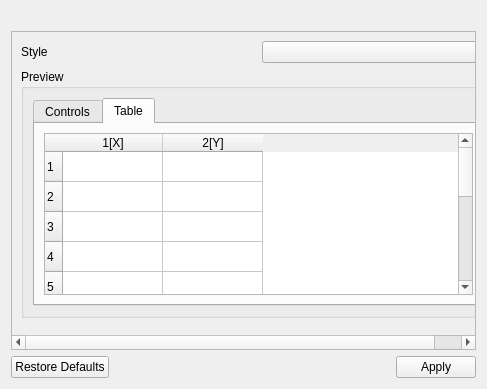
narunlifescience/AlphaPlot, file alphaplot/src/ui/GeneralAppreanceSettings.ui: the form before one commit.
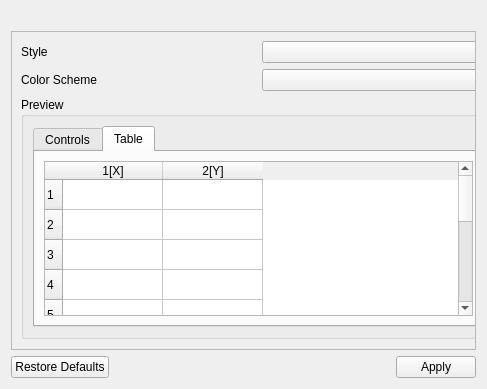
The form after the commit.

```diff
--- a/alphaplot/src/ui/GeneralAppreanceSettings.ui
+++ b/alphaplot/src/ui/GeneralAppreanceSettings.ui
@@ -23,6 +23,12 @@
    </item>
    <item>
     <widget class="QScrollArea" name="scrollArea">
+     <property name="verticalScrollBarPolicy">
+      <enum>Qt::ScrollBarAlwaysOff</enum>
+     </property>
+     <property name="horizontalScrollBarPolicy">
+      <enum>Qt::ScrollBarAlwaysOff</enum>
+     </property>
      <property name="widgetResizable">
       <bool>true</bool>
      </property>
@@ -32,7 +38,7 @@
         <x>0</x>
         <y>0</y>
         <width>512</width>
-        <height>300</height>
+        <height>314</height>
        </rect>
       </property>
       <layout class="QVBoxLayout" name="verticalLayout_3">
@@ -50,6 +56,20 @@
          </item>
         </layout>
        </item>
+       <item>
+        <layout class="QHBoxLayout" name="horizontalLayout_5">
+         <item>
+          <widget class="QLabel" name="colorSchemeLabel">
+           <property name="text">
+            <string>Color Scheme</string>
+           </property>
+          </widget>
+         </item>
+         <item>
+          <widget class="QComboBox" name="colorSchemeComboBox"/>
+         </item>
+        </layout>
+       </item>
        <item>
         <widget class="QGroupBox" name="groupBox">
          <property name="title">
```
